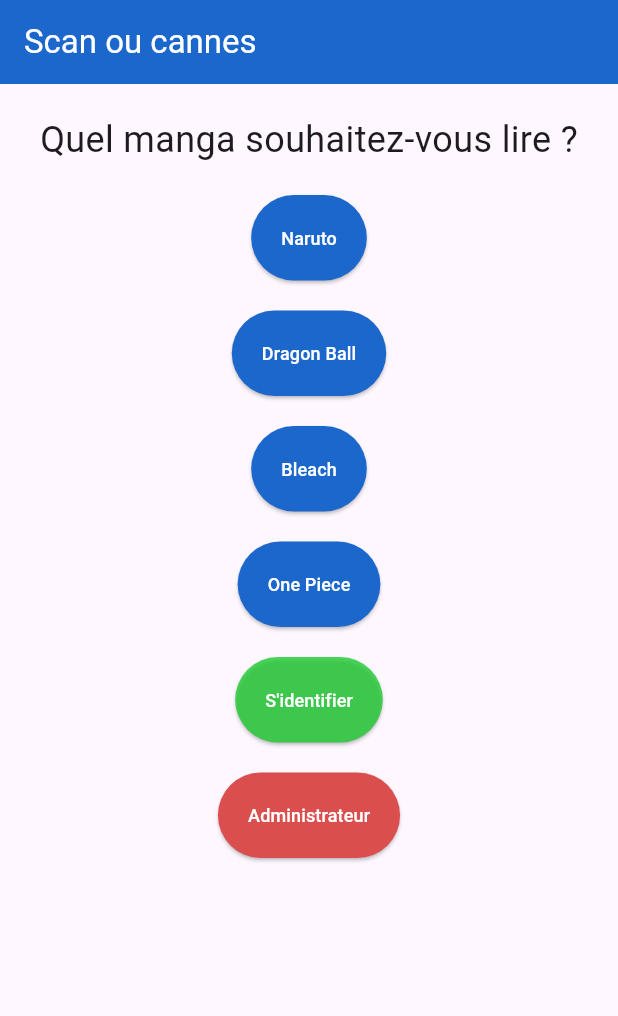
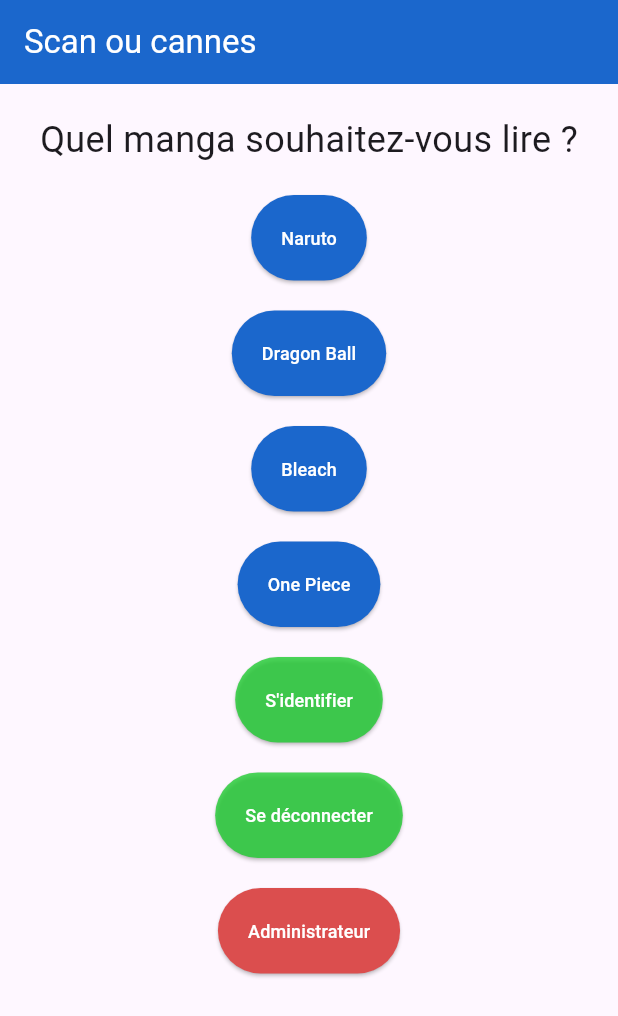
Before and after one commit to thomasvld/Mobile-App-Flutter, a Flutter app: the screen it shows after launch, on a phone screen of 412 x 824 dp. Shown: the top 1016 px of the screen. Run offline on Flutter 3.47's test engine with Material 3 defaults, Android fonts, the phone set to English and light mode, and no system bars; our stand-ins replace geocoding, geolocator, image_picker.

Commit message:
Ajouts formulaire pour s'identifier + bouton déconnexion Home Page

```diff
--- a/lib/pages/HomePage.dart
+++ b/lib/pages/HomePage.dart
@@ -16,6 +16,8 @@
   const HomePage({
     super.key,
   });
+
+
 
   @override
   Widget build(BuildContext context) {
@@ -121,7 +123,24 @@
                 style: TextStyle(
                     fontSize: 12, color: Color.fromARGB(255, 255, 255, 255)),
               )),
-          Padding(padding: EdgeInsets.only(top: 20)),
+              Padding(padding: EdgeInsets.only(top: 20)),
+              ElevatedButton(
+                  style: ButtonStyle(
+                      padding: MaterialStatePropertyAll(EdgeInsets.all(20)),
+                      backgroundColor: MaterialStatePropertyAll(
+                          Color.fromARGB(199, 27, 204, 45))),
+                  onPressed: () {
+                    Navigator.push(
+                        context,
+                        PageRouteBuilder(
+                            pageBuilder: (_, __, ___) => PageOnePiece()));
+                  },
+                  child: Text(
+                    "Se déconnecter",
+                    style: TextStyle(
+                        fontSize: 12, color: Color.fromARGB(255, 255, 255, 255)),
+                  )),
+          Padding(padding: EdgeInsets.only(top: 20)), //repere
           ElevatedButton(
               style: ButtonStyle(
                   padding: MaterialStatePropertyAll(EdgeInsets.all(20)),
```
Also changed, not shown: lib/pages/PageIdentifier.dart (+74 -2 lines).
